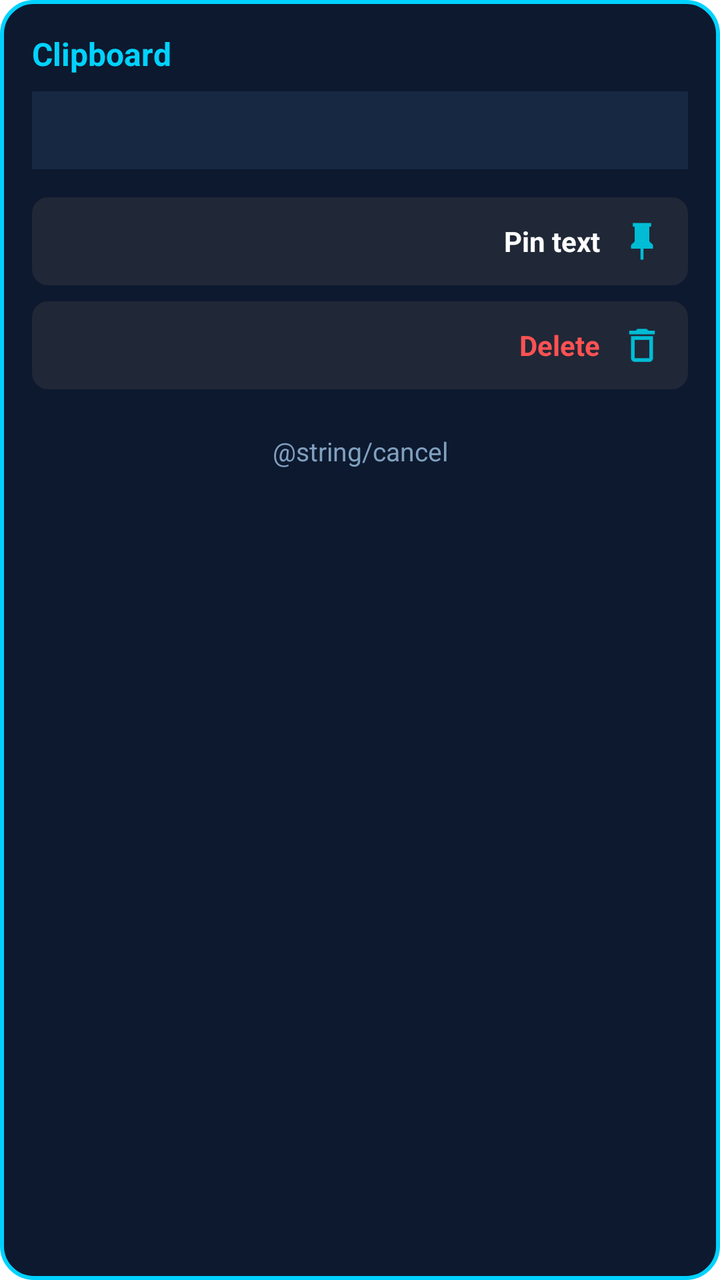
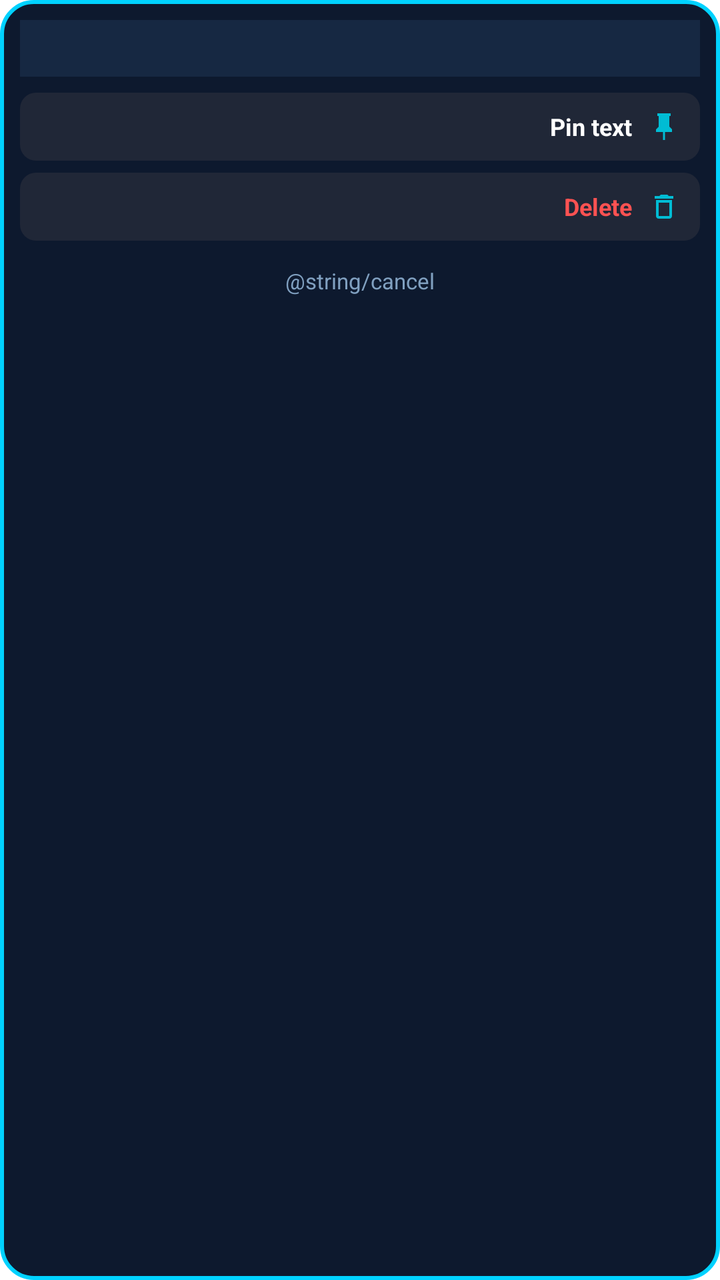

The first picture is an Android layout as it rendered before a commit; the second is the same layout after the commit. The layout source and the unified diff follow.
<!-- AndroidManifest.xml: application theme AppTheme -->
<!-- res/layout/dialog_clip_options.xml -->
<?xml version="1.0" encoding="utf-8"?>
<LinearLayout xmlns:android="http://schemas.android.com/apk/res/android"
    android:layout_width="300dp"
    android:layout_height="wrap_content"
    android:layoutDirection="rtl"
    android:background="@drawable/dialog_clip_options_neon"
    android:orientation="vertical"
    android:padding="16dp">

    <TextView
        android:id="@+id/popup_clip_title"
        android:layout_width="match_parent"
        android:layout_height="wrap_content"
        android:text="@string/clipboard"
        android:textColor="#00D2FF"
        android:textSize="16sp"
        android:textStyle="bold" />

    <TextView
        android:id="@+id/popup_clip_preview"
        android:layout_width="match_parent"
        android:layout_height="wrap_content"
        android:layout_marginTop="8dp"
        android:layout_marginBottom="14dp"
        android:background="#162842"
        android:ellipsize="end"
        android:maxLines="3"
        android:padding="10dp"
        android:textColor="#E0E6ED"
        android:textSize="14sp" />

    <LinearLayout
        android:id="@+id/popup_btn_pin"
        android:layout_width="match_parent"
        android:layout_height="44dp"
        android:layout_marginBottom="8dp"
        android:background="@drawable/bg_editor_key"
        android:clickable="true"
        android:focusable="true"
        android:gravity="center_vertical"
        android:paddingStart="12dp"
        android:paddingEnd="12dp">

        <ImageView
            android:id="@+id/popup_pin_icon"
            android:layout_width="22dp"
            android:layout_height="22dp"
            android:src="@drawable/ic_pin_cyan" />

        <TextView
            android:id="@+id/popup_pin_text"
            android:layout_width="wrap_content"
            android:layout_height="wrap_content"
            android:layout_marginStart="10dp"
            android:text="@string/pin_text"
            android:textColor="#FFFFFF"
            android:textSize="14sp"
            android:textStyle="bold" />
    </LinearLayout>

    <LinearLayout
        android:id="@+id/popup_btn_delete"
        android:layout_width="match_parent"
        android:layout_height="44dp"
        android:layout_marginBottom="12dp"
        android:background="@drawable/bg_editor_key"
        android:clickable="true"
        android:focusable="true"
        android:gravity="center_vertical"
        android:paddingStart="12dp"
        android:paddingEnd="12dp">

        <ImageView
            android:layout_width="22dp"
            android:layout_height="22dp"
            android:src="@drawable/ic_trash_cyan" />

        <TextView
            android:layout_width="wrap_content"
            android:layout_height="wrap_content"
            android:layout_marginStart="10dp"
            android:text="@string/keycode_delete"
            android:textColor="#FF5252"
            android:textSize="14sp"
            android:textStyle="bold" />
    </LinearLayout>

    <TextView
        android:id="@+id/popup_btn_cancel"
        android:layout_width="match_parent"
        android:layout_height="38dp"
        android:background="@drawable/ripple_all_corners_medium"
        android:clickable="true"
        android:focusable="true"
        android:gravity="center"
        android:text="@string/cancel"
        android:textColor="#80A0C0"
        android:textSize="13sp" />

</LinearLayout>
<!-- resources referenced by this layout -->
<resources>
  <!-- drawable bg_editor_key (drawable) -->
  <?xml version="1.0" encoding="utf-8"?>
  <selector xmlns:android="http://schemas.android.com/apk/res/android">
      <item android:state_pressed="true">
          <shape android:shape="rectangle">
              <solid android:color="#323c4d" />
              <corners android:radius="8dp" />
          </shape>
      </item>
      <item>
          <shape android:shape="rectangle">
              <solid android:color="#202737" />
              <corners android:radius="8dp" />
          </shape>
      </item>
  </selector>
  <!-- drawable dialog_clip_options_neon (drawable) -->
  <?xml version="1.0" encoding="utf-8"?>
  <shape xmlns:android="http://schemas.android.com/apk/res/android"
      android:shape="rectangle">
      <solid android:color="#0D192E" />
      <stroke
          android:width="2dp"
          android:color="#00D2FF" />
      <corners android:radius="16dp" />
  </shape>
  <!-- drawable ic_pin_cyan (drawable) -->
  <vector xmlns:android="http://schemas.android.com/apk/res/android"
      android:width="20dp"
      android:height="20dp"
      android:viewportWidth="24"
      android:viewportHeight="24">
      <path
          android:fillColor="#00BCD4"
          android:pathData="M16,12V4h1V2H7v2h1v8l-2,2v2h5.2v6h1.6v-6H18v-2L16,12z" />
  </vector>
  <!-- drawable ic_trash_cyan (drawable) -->
  <vector xmlns:android="http://schemas.android.com/apk/res/android"
      android:width="20dp"
      android:height="20dp"
      android:viewportWidth="24"
      android:viewportHeight="24">
      <path
          android:fillColor="#00BCD4"
          android:pathData="M16,9v10H8V9h8m-1.5,-6h-5l-1,1H5v2h14V4h-3.5l-1,-1zM18,7H6v12c0,1.1 0.9,2 2,2h8c1.1,0 2,-0.9 2,-2V7z" />
  </vector>
  <!-- drawable ripple_all_corners_medium (drawable) -->
  <?xml version="1.0" encoding="utf-8"?>
  <ripple xmlns:android="http://schemas.android.com/apk/res/android"
      android:color="?android:attr/colorControlHighlight">
      <item android:id="@android:id/mask">
          <shape android:shape="rectangle">
              <solid android:color="#000000" />
              <corners android:radius="@dimen/normal_margin" />
          </shape>
      </item>
  </ripple>
  <string name="clipboard">Clipboard</string>
  <string name="keycode_delete">Delete</string>
  <string name="pin_text">Pin text</string>
  <style name="AppTheme" parent="AppTheme.Base" />
</resources>

<!-- the commit's change to res/layout/dialog_clip_options.xml (unified diff, before → after) -->
@@ -1,100 +1,90 @@
 <?xml version="1.0" encoding="utf-8"?>
 <LinearLayout xmlns:android="http://schemas.android.com/apk/res/android"
-    android:layout_width="300dp"
+    android:layout_width="220dp"
     android:layout_height="wrap_content"
     android:layoutDirection="rtl"
     android:background="@drawable/dialog_clip_options_neon"
     android:orientation="vertical"
-    android:padding="16dp">
-
-    <TextView
-        android:id="@+id/popup_clip_title"
-        android:layout_width="match_parent"
-        android:layout_height="wrap_content"
-        android:text="@string/clipboard"
-        android:textColor="#00D2FF"
-        android:textSize="16sp"
-        android:textStyle="bold" />
+    android:padding="10dp">
 
     <TextView
         android:id="@+id/popup_clip_preview"
         android:layout_width="match_parent"
         android:layout_height="wrap_content"
-        android:layout_marginTop="8dp"
-        android:layout_marginBottom="14dp"
+        android:layout_marginBottom="8dp"
         android:background="#162842"
         android:ellipsize="end"
-        android:maxLines="3"
-        android:padding="10dp"
+        android:maxLines="1"
+        android:padding="6dp"
         android:textColor="#E0E6ED"
-        android:textSize="14sp" />
+        android:textSize="12sp" />
 
     <LinearLayout
         android:id="@+id/popup_btn_pin"
         android:layout_width="match_parent"
-        android:layout_height="44dp"
-        android:layout_marginBottom="8dp"
+        android:layout_height="34dp"
+        android:layout_marginBottom="6dp"
         android:background="@drawable/bg_editor_key"
         android:clickable="true"
         android:focusable="true"
         android:gravity="center_vertical"
-        android:paddingStart="12dp"
-        android:paddingEnd="12dp">
+        android:paddingStart="10dp"
+        android:paddingEnd="10dp">
 
         <ImageView
             android:id="@+id/popup_pin_icon"
-            android:layout_width="22dp"
-            android:layout_height="22dp"
+            android:layout_width="16dp"
+            android:layout_height="16dp"
             android:src="@drawable/ic_pin_cyan" />
 
         <TextView
             android:id="@+id/popup_pin_text"
             android:layout_width="wrap_content"
             android:layout_height="wrap_content"
-            android:layout_marginStart="10dp"
+            android:layout_marginStart="8dp"
             android:text="@string/pin_text"
             android:textColor="#FFFFFF"
-            android:textSize="14sp"
+            android:textSize="12sp"
             android:textStyle="bold" />
     </LinearLayout>
 
     <LinearLayout
         android:id="@+id/popup_btn_delete"
         android:layout_width="match_parent"
-        android:layout_height="44dp"
-        android:layout_marginBottom="12dp"
+        android:layout_height="34dp"
+        android:layout_marginBottom="6dp"
         android:background="@drawable/bg_editor_key"
         android:clickable="true"
         android:focusable="true"
         android:gravity="center_vertical"
-        android:paddingStart="12dp"
-        android:paddingEnd="12dp">
+        android:paddingStart="10dp"
+        android:paddingEnd="10dp">
 
         <ImageView
-            android:layout_width="22dp"
-            android:layout_height="22dp"
+            android:layout_width="16dp"
+            android:layout_height="16dp"
             android:src="@drawable/ic_trash_cyan" />
 
         <TextView
             android:layout_width="wrap_content"
             android:layout_height="wrap_content"
-            android:layout_marginStart="10dp"
+            android:layout_marginStart="8dp"
             android:text="@string/keycode_delete"
             android:textColor="#FF5252"
-            android:textSize="14sp"
+            android:textSize="12sp"
             android:textStyle="bold" />
     </LinearLayout>
 
     <TextView
         android:id="@+id/popup_btn_cancel"
         android:layout_width="match_parent"
-        android:layout_height="38dp"
+        android:layout_height="28dp"
         android:background="@drawable/ripple_all_corners_medium"
         android:clickable="true"
         android:focusable="true"
         android:gravity="center"
         android:text="@string/cancel"
         android:textColor="#80A0C0"
-        android:textSize="13sp" />
+        android:textSize="11sp" />
 
 </LinearLayout>
<!-- resource entries referenced after the edit -->
@@ -57,7 +57,6 @@
           </shape>
       </item>
   </ripple>
-  <string name="clipboard">Clipboard</string>
   <string name="keycode_delete">Delete</string>
   <string name="pin_text">Pin text</string>
   <style name="AppTheme" parent="AppTheme.Base" />
